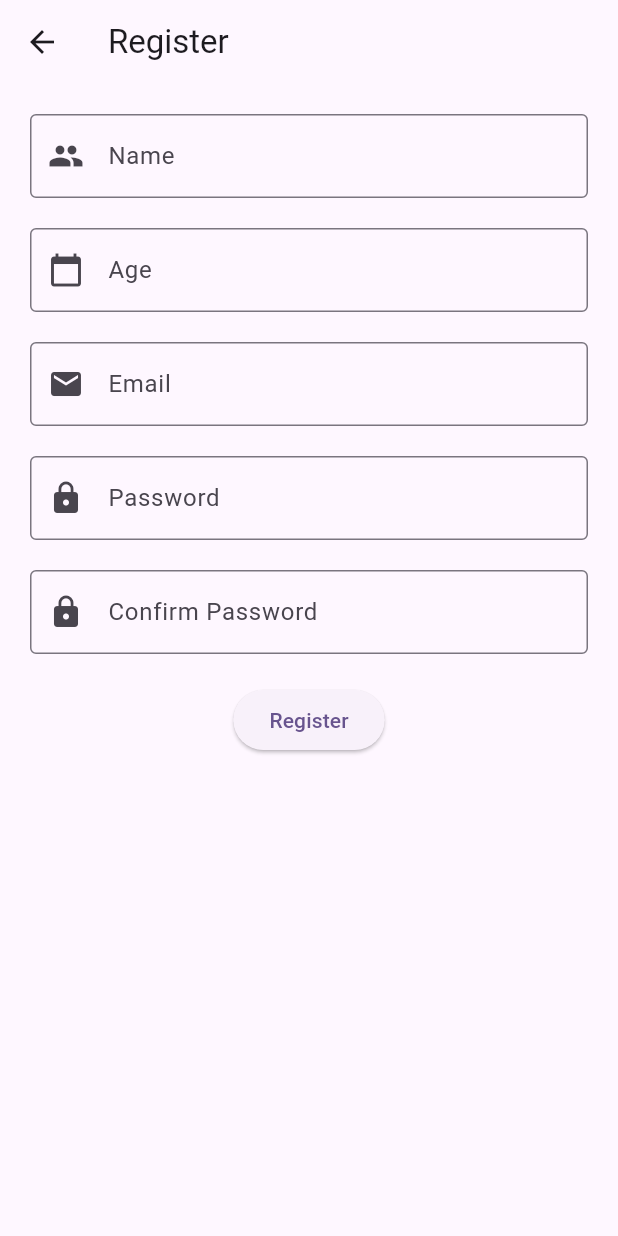
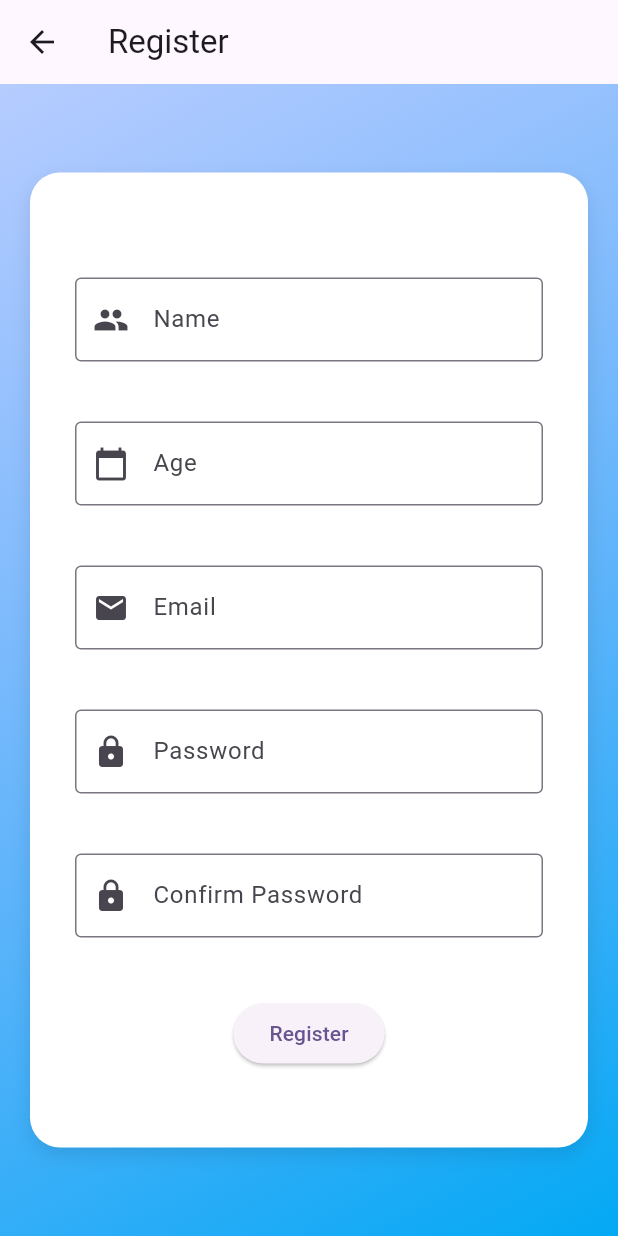
Before and after one commit to Tapakorn086/mobile_learn, a Flutter app: the RegisterScreen screen opened directly, on a phone screen of 412 x 824 dp. Run offline on Flutter 3.47's test engine with Material 3 defaults, Android fonts, the phone set to English and light mode, and no system bars.

Commit message:
Refactor RegisterScreen UI with new layout and design elements

```diff
--- a/lib/reigster_page/screen/register_screen.dart
+++ b/lib/reigster_page/screen/register_screen.dart
@@ -79,7 +79,6 @@ class _RegisterScreen extends State<RegisterScreen> {
     }
   }
 
-  // ฟังก์ชันคำนวณอายุจากวันเกิด
   int _calculateAge(DateTime birthDate) {
     DateTime today = DateTime.now();
     int age = today.year - birthDate.year;
@@ -96,14 +95,40 @@ class _RegisterScreen extends State<RegisterScreen> {
         appBar: AppBar(
           title: const Text('Register'),
         ),
-      body: SafeArea(
+        body: Container(
+          decoration: const BoxDecoration(
+            gradient: LinearGradient(
+              colors: [Color.fromARGB(99, 68, 137, 255), Colors.lightBlue],
+              begin: Alignment.topLeft,
+              end: Alignment.bottomRight,
+            ),
+          ),
+          child: SafeArea(
+            child: Center(
+              child: Container(
+                height: 650,
+                margin: const EdgeInsets.symmetric(horizontal: 20),
+                key: const Key("formRegister"),
+                padding: const EdgeInsets.all(20),
+                decoration: BoxDecoration(
+                  color: const Color.fromARGB(255, 255, 255, 255),
+                  borderRadius: BorderRadius.circular(20),
+                  boxShadow: [
+                    BoxShadow(
+                      color: Colors.black.withOpacity(0.1),
+                      blurRadius: 10,
+                      offset: const Offset(0, 5),
+                    ),
+                  ],
+                ),
                 child: SingleChildScrollView(
-          padding: const EdgeInsets.all(20),
+                  padding: const EdgeInsets.all(10),
                   child: Form(
                     key: _form,
                     child: Column(
                       crossAxisAlignment: CrossAxisAlignment.center,
                       children: [
+                        const SizedBox(height: 40),
                         TextFormField(
                           controller: _nameController,
                           validator: _validateName,
@@ -113,9 +138,7 @@ class _RegisterScreen extends State<RegisterScreen> {
                             border: OutlineInputBorder(),
                           ),
                         ),
-                const SizedBox(height: 20),
-
-                // ฟิลด์ Age
+                        const SizedBox(height: 40),
                         TextFormField(
                           controller: _ageController,
                           decoration: const InputDecoration(
@@ -126,8 +149,8 @@ class _RegisterScreen extends State<RegisterScreen> {
                           readOnly: true,
                           onTap: () async {
                             final DateTime today = DateTime.now();
-                    final DateTime eighteenYearsAgo =
-                        DateTime(today.year - 18, today.month, today.day);
+                            final DateTime eighteenYearsAgo = DateTime(
+                                today.year - 18, today.month, today.day);
 
                             final DateTime? picked = await showDatePicker(
                               context: context,
@@ -138,13 +161,12 @@ class _RegisterScreen extends State<RegisterScreen> {
                             if (picked != null) {
                               setState(() {
                                 int age = _calculateAge(picked);
-                        _ageController.text = age.toString(); // แสดงอายุ
+                                _ageController.text = age.toString();
                               });
                             }
                           },
                         ),
-                const SizedBox(height: 20),
-
+                        const SizedBox(height: 40),
                         TextFormField(
                           controller: _emailController,
                           validator: _validateEmail,
@@ -154,8 +176,7 @@ class _RegisterScreen extends State<RegisterScreen> {
                             border: OutlineInputBorder(),
                           ),
                         ),
-                const SizedBox(height: 20),
-
+                        const SizedBox(height: 40),
                         TextFormField(
                           controller: _passwordController,
                           validator: _validatePassword,
@@ -166,8 +187,7 @@ class _RegisterScreen extends State<RegisterScreen> {
                             border: OutlineInputBorder(),
                           ),
                         ),
-                const SizedBox(height: 20),
-
+                        const SizedBox(height: 40),
                         TextFormField(
                           controller: _confirmPasswordController,
                           validator: _validateConfirmPassword,
@@ -178,8 +198,7 @@ class _RegisterScreen extends State<RegisterScreen> {
                             border: OutlineInputBorder(),
                           ),
                         ),
-                const SizedBox(height: 20),
-
+                        const SizedBox(height: 40),
                         Row(
                           mainAxisAlignment: MainAxisAlignment.center,
                           children: [
@@ -194,6 +213,8 @@ class _RegisterScreen extends State<RegisterScreen> {
                   ),
                 ),
               ),
-    );
+            ),
+          ),
+        ));
   }
 }
```
Lines whose indentation alone changed are shown as unchanged.
